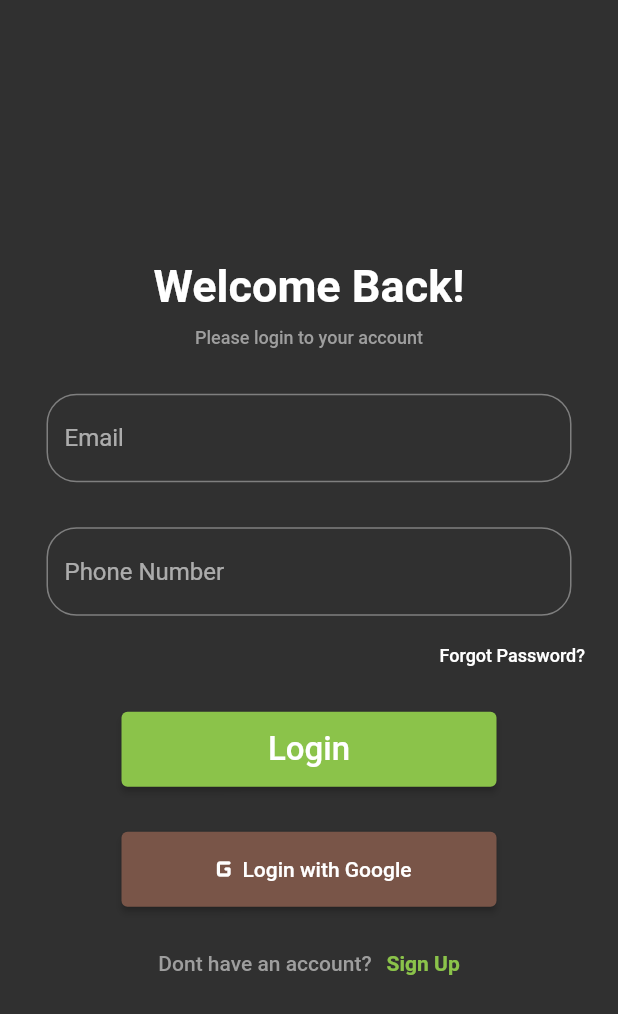
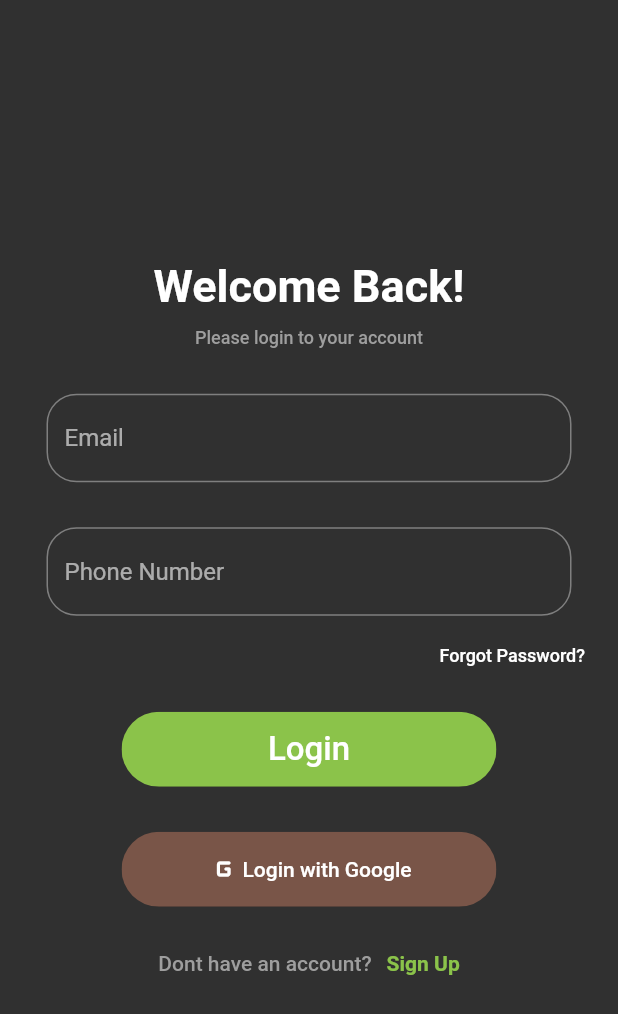
Before and after one commit to Rohan-Swift/DeX, a Flutter app: the screen it shows after launch, on a phone screen of 412 x 824 dp. Shown: the top 1014 px of the screen. Run offline on Flutter 3.47's test engine with Material 2 defaults, Android fonts, the phone set to English and light mode, and no system bars; our stand-ins replace cloud_firestore, firebase_auth, firebase_core, get, pinput; missing offline and left inert: dart:ffi; accounts and stored records are empty.

Commit message:
buttons rounded

```diff
--- a/lib/ui/login.dart
+++ b/lib/ui/login.dart
@@ -96,6 +96,8 @@ class _LoginState extends State<Login> {
                   SizedBox(
                     width: 250,
                     height: 50,
+                    child: ClipRRect(
+                      borderRadius: BorderRadius.circular(30),
                       child: ElevatedButton(
                         style: const ButtonStyle(
                           backgroundColor:
@@ -112,15 +114,19 @@ class _LoginState extends State<Login> {
                         ),
                       ),
                     ),
+                  ),
                   const SizedBox(
                     height: 30,
                   ),
                   SizedBox(
                     width: 250,
                     height: 50,
+                    child: ClipRRect(
+                      borderRadius: BorderRadius.circular(30),
                       child: ElevatedButton(
                         style: const ButtonStyle(
-                        backgroundColor: MaterialStatePropertyAll(Colors.brown),
+                          backgroundColor:
+                              MaterialStatePropertyAll(Colors.brown),
                         ),
                         onPressed: () {},
                         child: Row(
@@ -131,6 +137,7 @@ class _LoginState extends State<Login> {
                             ),
                             Text('Login with Google')
                           ],
+                        ),
                       ),
                     ),
                   ),
```
Lines whose indentation alone changed are shown as unchanged.
